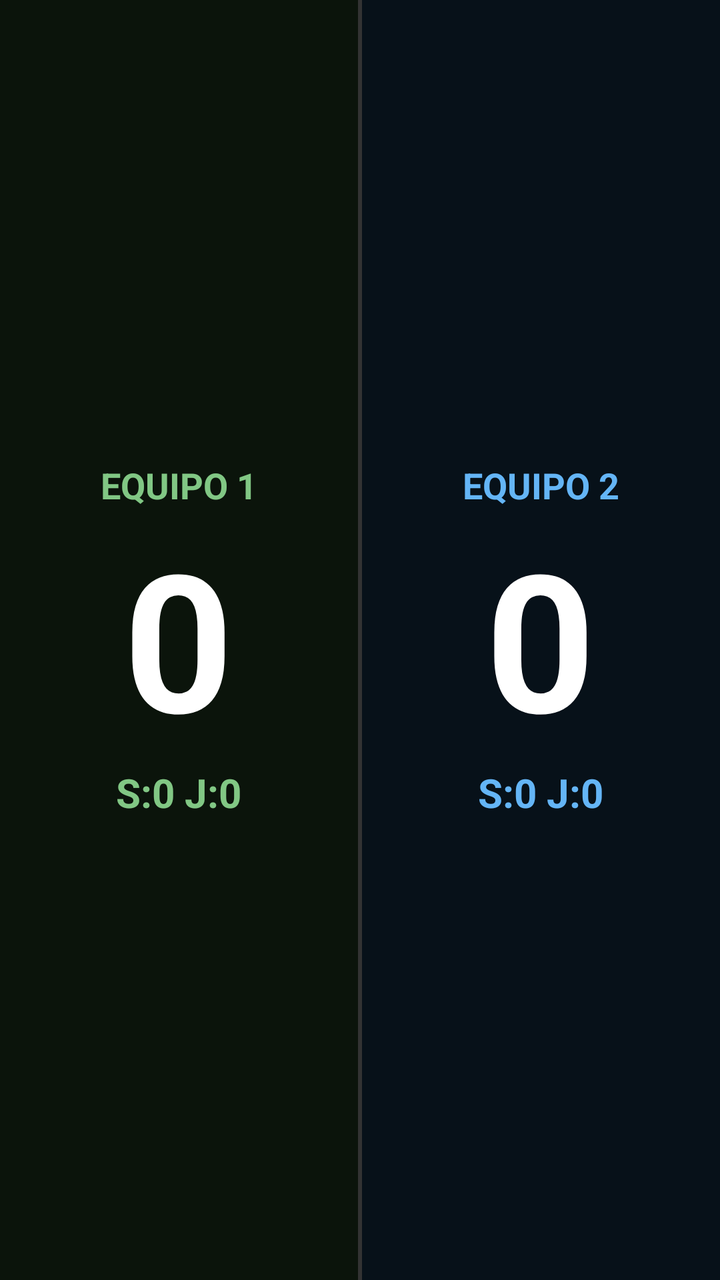
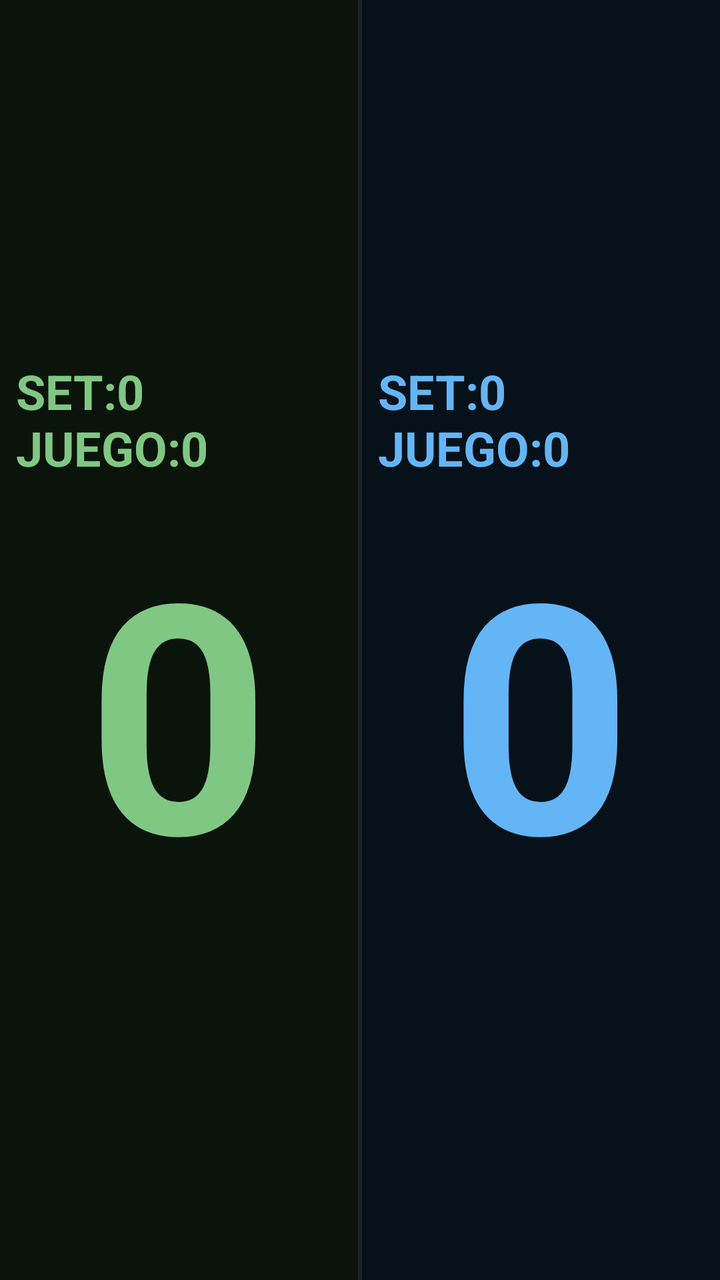

Two renders of the same Android screen: before a commit and after it. Below are the layout's source before the change and the commit's diff.
<!-- AndroidManifest.xml: application theme Theme.AppCompat.NoActionBar -->
<!-- res/layout/activity_main.xml -->
<?xml version="1.0" encoding="utf-8"?>
<LinearLayout xmlns:android="http://schemas.android.com/apk/res/android"
    android:layout_width="match_parent"
    android:layout_height="match_parent"
    android:orientation="horizontal"
    android:background="#050505"
    android:keepScreenOn="true">

    
    <LinearLayout
        android:id="@+id/layoutTeamA"
        android:layout_width="0dp"
        android:layout_height="match_parent"
        android:layout_weight="1"
        android:orientation="vertical"
        android:gravity="center"
        android:background="#154CAF50"
        android:clickable="true"
        android:focusable="true"
        android:padding="16dp">

        <TextView
            android:id="@+id/tvTeamA"
            android:layout_width="wrap_content"
            android:layout_height="wrap_content"
            android:text="EQUIPO 1"
            android:textColor="#81C784"
            android:textSize="18sp"
            android:textStyle="bold" />

        <TextView
            android:id="@+id/tvScoreA"
            android:layout_width="wrap_content"
            android:layout_height="wrap_content"
            android:text="0"
            android:textColor="#FFFFFF"
            android:textSize="96sp"
            android:textStyle="bold" />

        <TextView
            android:id="@+id/tvSetsA"
            android:layout_width="wrap_content"
            android:layout_height="wrap_content"
            android:text="S:0 J:0"
            android:textColor="#81C784"
            android:textSize="20sp"
            android:textStyle="bold" />
    </LinearLayout>

    
    <View
        android:layout_width="2dp"
        android:layout_height="match_parent"
        android:background="#333333" />

    
    <LinearLayout
        android:id="@+id/layoutTeamB"
        android:layout_width="0dp"
        android:layout_height="match_parent"
        android:layout_weight="1"
        android:orientation="vertical"
        android:gravity="center"
        android:background="#152196F3"
        android:clickable="true"
        android:focusable="true"
        android:padding="16dp">

        <TextView
            android:id="@+id/tvTeamB"
            android:layout_width="wrap_content"
            android:layout_height="wrap_content"
            android:text="EQUIPO 2"
            android:textColor="#64B5F6"
            android:textSize="18sp"
            android:textStyle="bold" />

        <TextView
            android:id="@+id/tvScoreB"
            android:layout_width="wrap_content"
            android:layout_height="wrap_content"
            android:text="0"
            android:textColor="#FFFFFF"
            android:textSize="96sp"
            android:textStyle="bold" />

        <TextView
            android:id="@+id/tvSetsB"
            android:layout_width="wrap_content"
            android:layout_height="wrap_content"
            android:text="S:0 J:0"
            android:textColor="#64B5F6"
            android:textSize="20sp"
            android:textStyle="bold" />
    </LinearLayout>

</LinearLayout>
<!-- resources referenced by this layout -->
<resources>

</resources>

<!-- the commit's change to res/layout/activity_main.xml (unified diff, before → after) -->
@@ -17,33 +17,27 @@
         android:background="#154CAF50"
         android:clickable="true"
         android:focusable="true"
-        android:padding="16dp">
+        android:padding="8dp">
 
+        
         <TextView
-            android:id="@+id/tvTeamA"
+            android:id="@+id/tvSetsA"
             android:layout_width="wrap_content"
             android:layout_height="wrap_content"
-            android:text="EQUIPO 1"
+            android:text="SET:0 JUEGO:0"
             android:textColor="#81C784"
-            android:textSize="18sp"
-            android:textStyle="bold" />
+            android:textSize="24sp"
+            android:textStyle="bold"
+            android:layout_marginBottom="8dp" />
 
+        
         <TextView
             android:id="@+id/tvScoreA"
             android:layout_width="wrap_content"
             android:layout_height="wrap_content"
             android:text="0"
-            android:textColor="#FFFFFF"
-            android:textSize="96sp"
-            android:textStyle="bold" />
-
-        <TextView
-            android:id="@+id/tvSetsA"
-            android:layout_width="wrap_content"
-            android:layout_height="wrap_content"
-            android:text="S:0 J:0"
             android:textColor="#81C784"
-            android:textSize="20sp"
+            android:textSize="160sp"
             android:textStyle="bold" />
     </LinearLayout>
 
@@ -51,7 +45,7 @@
     <View
         android:layout_width="2dp"
         android:layout_height="match_parent"
-        android:background="#333333" />
+        android:background="#222222" />
 
     
     <LinearLayout
@@ -64,33 +58,27 @@
         android:background="#152196F3"
         android:clickable="true"
         android:focusable="true"
-        android:padding="16dp">
+        android:padding="8dp">
 
+        
         <TextView
-            android:id="@+id/tvTeamB"
+            android:id="@+id/tvSetsB"
             android:layout_width="wrap_content"
             android:layout_height="wrap_content"
-            android:text="EQUIPO 2"
+            android:text="SET:0 JUEGO:0"
             android:textColor="#64B5F6"
-            android:textSize="18sp"
-            android:textStyle="bold" />
+            android:textSize="24sp"
+            android:textStyle="bold"
+            android:layout_marginBottom="8dp" />
 
+        
         <TextView
             android:id="@+id/tvScoreB"
             android:layout_width="wrap_content"
             android:layout_height="wrap_content"
             android:text="0"
-            android:textColor="#FFFFFF"
-            android:textSize="96sp"
-            android:textStyle="bold" />
-
-        <TextView
-            android:id="@+id/tvSetsB"
-            android:layout_width="wrap_content"
-            android:layout_height="wrap_content"
-            android:text="S:0 J:0"
             android:textColor="#64B5F6"
-            android:textSize="20sp"
+            android:textSize="160sp"
             android:textStyle="bold" />
     </LinearLayout>
 
